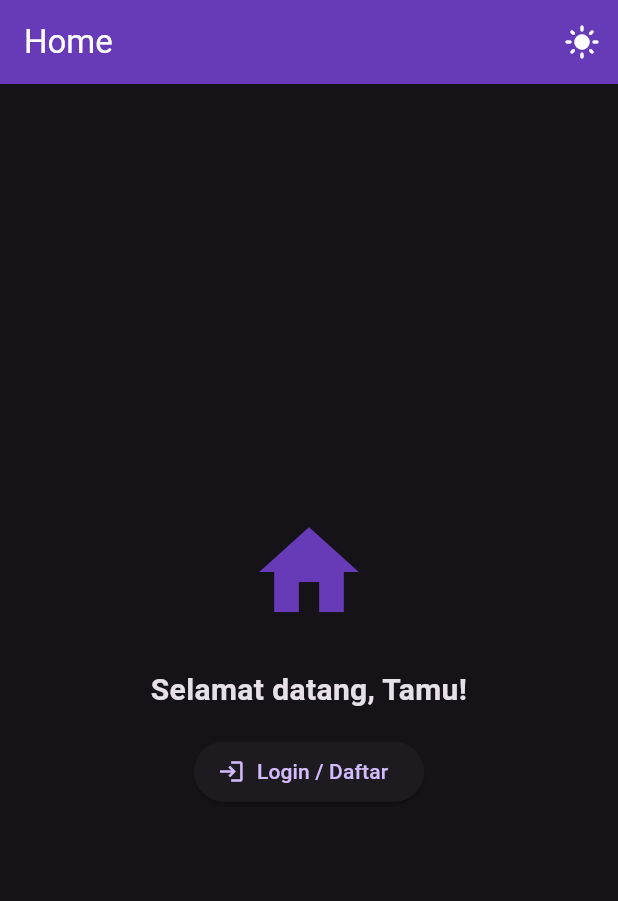
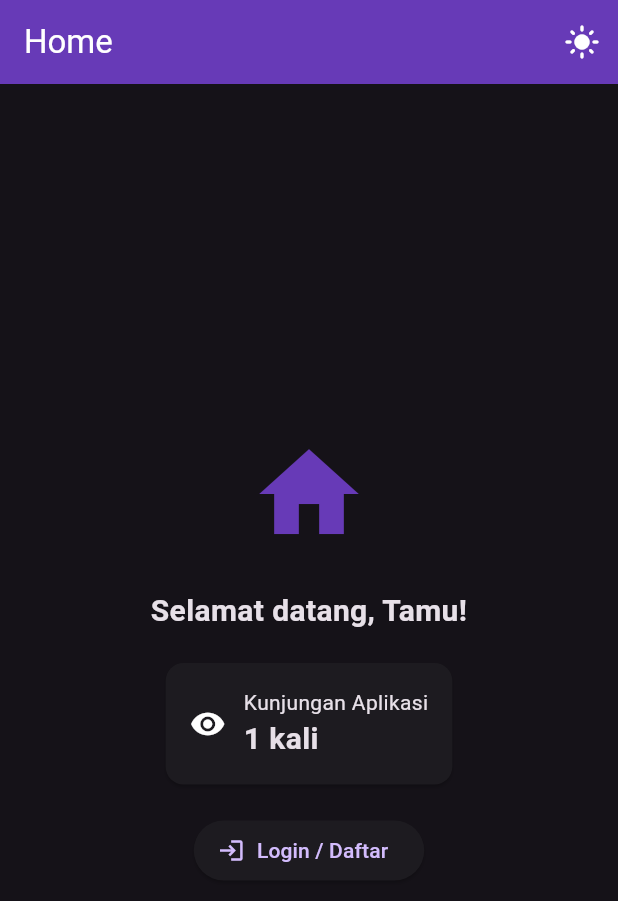
Before and after one commit to xzknana/26.21.1818_Pemograman-Mobile, a Flutter app: the screen it shows after launch, after a tap on the "dark mode" icon, on a phone screen of 412 x 824 dp. Shown: the top 901 px of the screen. Run offline on Flutter 3.47's test engine with Material 3 defaults, Android fonts, the phone set to English and light mode, and no system bars; our stand-ins replace shared_preferences.

Commit message:
Latihan 2: Menambahkan Counter Kunjungan

```diff
--- a/state_preferences/lib/providers/user_provider.dart
+++ b/state_preferences/lib/providers/user_provider.dart
@@ -10,6 +10,7 @@ class UserProvider extends InheritedWidget {
   final bool isLoading;
   final bool isDarkMode;
   final Future<void> Function() toggleTheme;
+  final int visitCount;
 
   const UserProvider({
     super.key,
@@ -20,6 +21,7 @@ class UserProvider extends InheritedWidget {
     required this.isDarkMode,
     required this.toggleTheme,
     required super.child,
+    required this.visitCount,
   });
 
   static UserProvider of(BuildContext context) {
@@ -34,7 +36,8 @@ class UserProvider extends InheritedWidget {
   bool updateShouldNotify(UserProvider oldWidget) {
     return oldWidget.user != user ||
         oldWidget.isLoading != isLoading ||
-        oldWidget.isDarkMode != isDarkMode;
+        oldWidget.isDarkMode != isDarkMode ||
+        oldWidget.visitCount != visitCount;
   }
 }
 
@@ -51,6 +54,7 @@ class _UserProviderWrapperState extends State<UserProviderWrapper> {
   User _user = User(name: '', email: '');
   bool _isLoading = true;
   bool _isDarkMode = false;
+  int _visitCount = 0;
 
   @override
   void initState() {
@@ -68,11 +72,18 @@ class _UserProviderWrapperState extends State<UserProviderWrapper> {
       final isLoggedIn = prefs.getBool('is_logged_in') ?? false;
       final isDarkMode = prefs.getBool('is_dark_mode') ?? false;
 
+      // Menghitung jumlah kunjungan aplikasi.
+      final previousVisitCount = prefs.getInt('visit_count') ?? 0;
+      final newVisitCount = previousVisitCount + 1;
+
+      await prefs.setInt('visit_count', newVisitCount);
+
       if (!mounted) return;
 
       setState(() {
         _user = User(name: name, email: email, isLoggedIn: isLoggedIn);
         _isDarkMode = isDarkMode;
+        _visitCount = newVisitCount;
         _isLoading = false;
       });
     } catch (e) {
@@ -82,7 +93,7 @@ class _UserProviderWrapperState extends State<UserProviderWrapper> {
         _isLoading = false;
       });
 
-      debugPrint('Gagal memuat data user: $e');
+      debugPrint('Gagal memuat data user atau counter: $e');
     }
   }
 
@@ -174,6 +185,7 @@ class _UserProviderWrapperState extends State<UserProviderWrapper> {
       isLoading: _isLoading,
       isDarkMode: _isDarkMode,
       toggleTheme: _toggleTheme,
+      visitCount: _visitCount,
       child: widget.child,
     );
   }
--- a/state_preferences/lib/screens/home_screen.dart
+++ b/state_preferences/lib/screens/home_screen.dart
@@ -54,6 +54,35 @@ class HomeScreen extends StatelessWidget {
 
                     const SizedBox(height: 16),
 
+                    Card(
+                      child: Padding(
+                        padding: const EdgeInsets.all(16),
+                        child: Row(
+                          mainAxisSize: MainAxisSize.min,
+                          children: [
+                            const Icon(Icons.visibility),
+                            const SizedBox(width: 12),
+                            Column(
+                              crossAxisAlignment: CrossAxisAlignment.start,
+                              mainAxisSize: MainAxisSize.min,
+                              children: [
+                                const Text('Kunjungan Aplikasi'),
+                                Text(
+                                  '${provider.visitCount} kali',
+                                  style: const TextStyle(
+                                    fontSize: 20,
+                                    fontWeight: FontWeight.bold,
+                                  ),
+                                ),
+                              ],
+                            ),
+                          ],
+                        ),
+                      ),
+                    ),
+
+                    const SizedBox(height: 16),
+
                     // Tampilan untuk pengguna yang sudah login
                     if (provider.user.isLoggedIn) ...[
                       Text(
```
